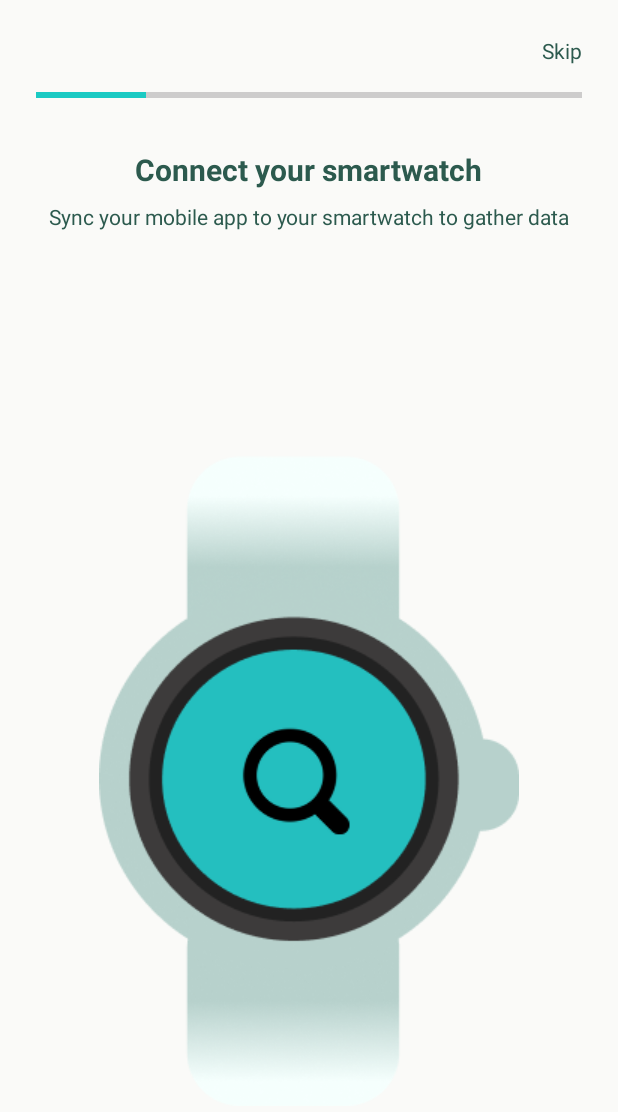
After one commit to janshaaa/ThesisApp, an Android app: the layout activity_connect_watch.xml on its own in the app's theme, with its tools: preview values and no code run, on a phone screen of 412 x 824 dp. The commit adds this screen. Shown: the top 1112 px of the screen. Run offline under Robolectric (Android 15) with nearby library versions, the phone set to English and light mode, and no system bars.

Commit message:
Frontend [Connect] Discovery Screen

```diff
--- /dev/null
+++ b/mobile/src/main/res/layout/activity_connect_watch.xml
@@ -0,0 +1,25 @@
+<?xml version="1.0" encoding="utf-8"?>
+<ViewFlipper xmlns:android="http://schemas.android.com/apk/res/android"
+    android:id="@+id/viewFlipper"
+    android:layout_width="match_parent"
+    android:layout_height="match_parent"
+    android:autoStart="false"
+    android:inAnimation="@android:anim/fade_in"
+    android:outAnimation="@android:anim/fade_out">
+
+    <!-- 1) Prompt user to connect -->
+    <include layout="@layout/layout_connect_prompt" />
+
+    <!-- 2) Searching animation -->
+    <include layout="@layout/layout_connect_searching" />
+
+    <!-- 3) Error if no devices found -->
+    <include layout="@layout/layout_connect_error" />
+
+    <!-- 4) Radar w/ pop-up icons -->
+    <include layout="@layout/layout_connect_results_radar" />
+
+    <!-- 5) List of devices found -->
+    <include layout="@layout/layout_connect_select_device" />
+
+</ViewFlipper>
--- a/mobile/src/main/res/layout/activity_splash.xml
+++ b/mobile/src/main/res/layout/activity_splash.xml
@@ -9,7 +9,7 @@
         android:layout_width="match_parent"
         android:layout_height="match_parent"
         android:scaleType="fitXY"
-        android:src="@drawable/splash_background" />
+        android:src="@drawable/splash_background"/>
 
     <!-- Centered logo -->
     <ImageView
@@ -17,5 +17,5 @@
         android:layout_width="wrap_content"
         android:layout_height="wrap_content"
         android:layout_gravity="center"
-        android:src="@drawable/logo" />
+        android:src="@drawable/logo"/>
 </FrameLayout>
--- /dev/null
+++ b/mobile/src/main/res/layout/layout_connect_prompt.xml
@@ -0,0 +1,53 @@
+<?xml version="1.0" encoding="utf-8"?>
+<LinearLayout xmlns:android="http://schemas.android.com/apk/res/android"
+    android:background="@color/off_white"
+    android:orientation="vertical"
+    android:gravity="center_horizontal"
+    android:padding="24dp"
+    android:layout_width="match_parent"
+    android:layout_height="match_parent">
+
+    <!-- Skip -->
+    <TextView
+        android:id="@+id/skip1"
+        android:layout_width="wrap_content"
+        android:layout_height="wrap_content"
+        android:text="Skip"
+        android:textColor="@color/text_dark"
+        android:layout_gravity="end"/>
+
+    <!-- Progress bar 1/5 -->
+    <ProgressBar
+        style="?android:attr/progressBarStyleHorizontal"
+        android:layout_width="match_parent"
+        android:layout_height="8dp"
+        android:layout_marginTop="16dp"
+        android:progress="20"
+        android:progressTint="@color/primary_teal"
+        android:backgroundTint="@color/light_gray"/>
+
+    <!-- Title/Sub -->
+    <TextView
+        android:layout_width="wrap_content"
+        android:layout_height="wrap_content"
+        android:layout_marginTop="32dp"
+        android:text="Connect your smartwatch"
+        android:textColor="@color/text_dark"
+        android:textSize="20sp"
+        android:textStyle="bold" />
+
+    <TextView
+        android:layout_width="wrap_content"
+        android:layout_height="wrap_content"
+        android:layout_marginTop="8dp"
+        android:text="Sync your mobile app to your smartwatch to gather data"
+        android:textSize="14sp"
+        android:textColor="@color/text_dark"/>
+
+    <!-- Static watch image with search icon -->
+    <ImageView
+        android:layout_width="wrap_content"
+        android:layout_height="wrap_content"
+        android:layout_marginTop="150dp"
+        android:src="@drawable/ic_search" />
+</LinearLayout>
--- a/mobile/src/main/res/values/colors.xml
+++ b/mobile/src/main/res/values/colors.xml
@@ -10,7 +10,11 @@
 
     <!-- Custom colors -->
     <color name="blue">#B8F2F0</color>
-    <color name="lightBlue">#DCEEFF</color>
-    <color name="lightGray">#E0E0E0</color>
-    <color name="offWhite">#FAFAF8</color>
+    <color name="light_blue">#DCEEFF</color>
+    <color name="light_gray">#E0E0E0</color>
+    <color name="off_white">#FAFAF8</color>
+    <color name="progress_bg">#DDEDEE</color>
+    <color name="primary_teal">#1BCAC3</color>
+    <color name="button_gray">#D6E2EF</color>
+    <color name="text_dark">#2C5A4E</color>
 </resources>
```
Also changed, not shown: mobile/src/main/java/com/thesisapp/CreateWatchActivity.kt (added, +45 -0 lines), mobile/src/main/res/layout/activity_main_dashboard.xml (+13 -13 lines), mobile/src/main/res/drawable/ic_search.png (added).
